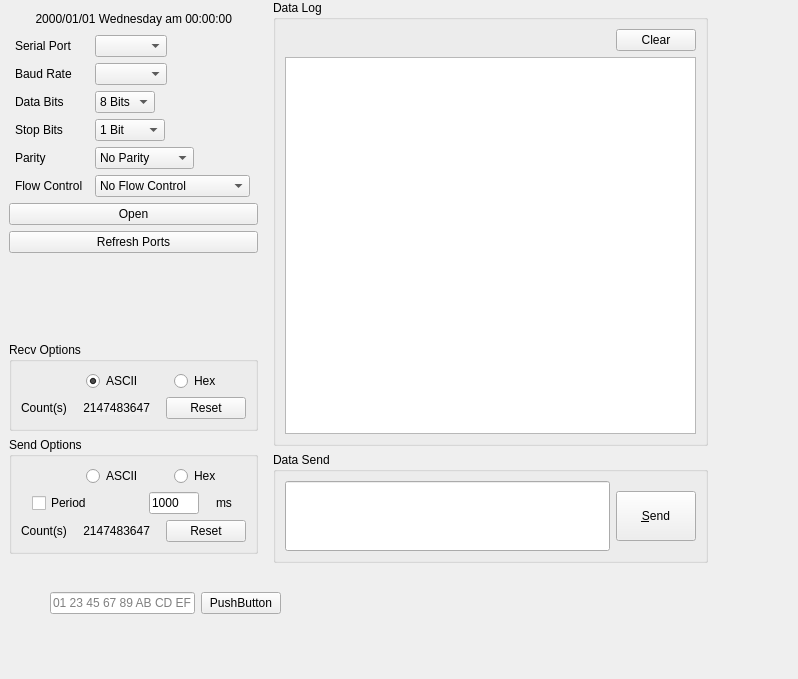
This is widget.ui in CL-Chiou/comPort as Qt 5 draws it before an edit. The edited form follows.
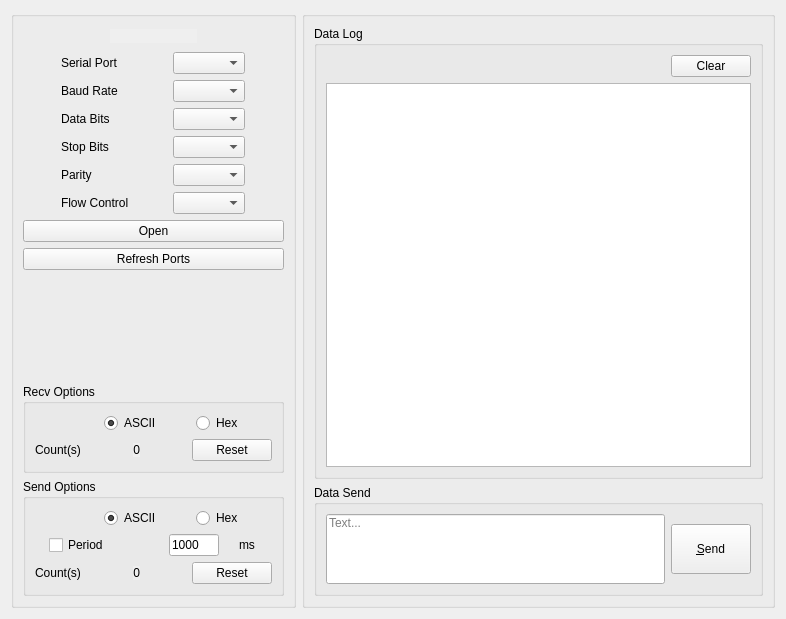
This is the edited form.

```diff
--- a/widget.ui
+++ b/widget.ui
@@ -6,8 +6,8 @@
    <rect>
     <x>0</x>
     <y>0</y>
-    <width>798</width>
-    <height>679</height>
+    <width>786</width>
+    <height>619</height>
    </rect>
   </property>
   <property name="sizePolicy">
@@ -18,35 +18,26 @@
   </property>
   <property name="minimumSize">
    <size>
-    <width>617</width>
+    <width>786</width>
     <height>619</height>
    </size>
   </property>
   <property name="windowTitle">
    <string>Widget</string>
   </property>
-  <widget class="QWidget" name="layoutWidget">
-   <property name="geometry">
-    <rect>
-     <x>0</x>
-     <y>0</y>
-     <width>708</width>
-     <height>563</height>
-    </rect>
-   </property>
+  <layout class="QGridLayout" name="gridLayout_8">
+   <item row="0" column="0">
    <layout class="QHBoxLayout" name="horizontalLayout_3">
     <item>
-     <widget class="QWidget" name="widget" native="true">
+      <widget class="QGroupBox" name="groupBox_6">
       <property name="maximumSize">
        <size>
-        <width>267</width>
+         <width>285</width>
         <height>16777215</height>
        </size>
       </property>
       <layout class="QGridLayout" name="gridLayout_7">
        <item row="0" column="0">
-        <layout class="QVBoxLayout" name="verticalLayout_3">
-         <item>
           <layout class="QHBoxLayout" name="horizontalLayout_18">
            <item>
             <spacer name="horizontalSpacer_3">
@@ -79,13 +70,13 @@
               <bool>true</bool>
              </property>
              <property name="text">
-              <string>2000/01/01 Wednesday am 00:00:00</string>
+             <string/>
              </property>
              <property name="textFormat">
               <enum>Qt::AutoText</enum>
              </property>
              <property name="alignment">
-              <set>Qt::AlignRight|Qt::AlignTrailing|Qt::AlignVCenter</set>
+             <set>Qt::AlignCenter</set>
              </property>
              <property name="wordWrap">
               <bool>false</bool>
@@ -107,7 +98,7 @@
            </item>
           </layout>
          </item>
-         <item>
+        <item row="1" column="0">
           <layout class="QHBoxLayout" name="horizontalLayout_4">
            <property name="sizeConstraint">
             <enum>QLayout::SetFixedSize</enum>
@@ -243,31 +234,11 @@
                 </sizepolicy>
                </property>
                <property name="currentText">
-                <string>8 Bits</string>
+               <string/>
                </property>
                <property name="currentIndex">
-                <number>3</number>
-               </property>
-               <item>
-                <property name="text">
-                 <string>5 Bits</string>
-                </property>
-               </item>
-               <item>
-                <property name="text">
-                 <string>6 Bits</string>
-                </property>
-               </item>
-               <item>
-                <property name="text">
-                 <string>7 Bits</string>
-                </property>
-               </item>
-               <item>
-                <property name="text">
-                 <string>8 Bits</string>
-                </property>
-               </item>
+               <number>-1</number>
+              </property>
               </widget>
              </item>
              <item>
@@ -279,26 +250,11 @@
                 </sizepolicy>
                </property>
                <property name="currentText">
-                <string>1 Bit</string>
+               <string/>
                </property>
                <property name="currentIndex">
-                <number>0</number>
-               </property>
-               <item>
-                <property name="text">
-                 <string>1 Bit</string>
-                </property>
-               </item>
-               <item>
-                <property name="text">
-                 <string>1.5 Bits</string>
-                </property>
-               </item>
-               <item>
-                <property name="text">
-                 <string>2 Bits</string>
-                </property>
-               </item>
+               <number>-1</number>
+              </property>
               </widget>
              </item>
              <item>
@@ -310,36 +266,11 @@
                 </sizepolicy>
                </property>
                <property name="currentText">
-                <string>No Parity</string>
+               <string/>
                </property>
                <property name="currentIndex">
-                <number>0</number>
-               </property>
-               <item>
-                <property name="text">
-                 <string>No Parity</string>
-                </property>
-               </item>
-               <item>
-                <property name="text">
-                 <string>Even Parity</string>
-                </property>
-               </item>
-               <item>
-                <property name="text">
-                 <string>Odd Parity</string>
-                </property>
-               </item>
-               <item>
-                <property name="text">
-                 <string>Mark Parity</string>
-                </property>
-               </item>
-               <item>
-                <property name="text">
-                 <string>Space Parity</string>
-                </property>
-               </item>
+               <number>-1</number>
+              </property>
               </widget>
              </item>
              <item>
@@ -351,30 +282,15 @@
                 </sizepolicy>
                </property>
                <property name="currentText">
-                <string>No Flow Control</string>
-               </property>
-               <item>
-                <property name="text">
-                 <string>No Flow Control</string>
-                </property>
-               </item>
-               <item>
-                <property name="text">
-                 <string>Hardware Flow Control</string>
-                </property>
-               </item>
-               <item>
-                <property name="text">
-                 <string>Software Flow Control</string>
-                </property>
-               </item>
+               <string/>
+              </property>
               </widget>
              </item>
             </layout>
            </item>
           </layout>
          </item>
-         <item>
+        <item row="2" column="0">
           <layout class="QHBoxLayout" name="horizontalLayout_5">
            <property name="sizeConstraint">
             <enum>QLayout::SetMinimumSize</enum>
@@ -414,7 +330,7 @@
            </item>
           </layout>
          </item>
-         <item>
+        <item row="3" column="0">
           <spacer name="verticalSpacer_3">
            <property name="orientation">
             <enum>Qt::Vertical</enum>
@@ -425,12 +341,12 @@
            <property name="sizeHint" stdset="0">
             <size>
              <width>20</width>
-             <height>0</height>
+            <height>24</height>
             </size>
            </property>
           </spacer>
          </item>
-         <item>
+        <item row="4" column="0">
           <widget class="QGroupBox" name="groupBox_3">
            <property name="title">
             <string>Recv Options</string>
@@ -551,7 +467,7 @@
                    <bool>true</bool>
                   </property>
                   <property name="text">
-                   <string>2147483647</string>
+                  <string>0</string>
                   </property>
                   <property name="textFormat">
                    <enum>Qt::AutoText</enum>
@@ -597,7 +513,7 @@
            </layout>
           </widget>
          </item>
-         <item>
+        <item row="5" column="0">
           <widget class="QGroupBox" name="groupBox_4">
            <property name="title">
             <string>Send Options</string>
@@ -647,8 +563,11 @@
                    <string>ASCII</string>
                   </property>
                   <property name="checked">
-                   <bool>false</bool>
-                  </property>
+                  <bool>true</bool>
+                 </property>
+                 <attribute name="buttonGroup">
+                  <string notr="true">sendOptionsButtonGroup</string>
+                 </attribute>
                  </widget>
                 </item>
                 <item>
@@ -780,7 +699,7 @@
                    <bool>true</bool>
                   </property>
                   <property name="text">
-                   <string>2147483647</string>
+                  <string>0</string>
                   </property>
                   <property name="textFormat">
                    <enum>Qt::AutoText</enum>
@@ -827,13 +746,20 @@
           </widget>
          </item>
         </layout>
-       </item>
-      </layout>
      </widget>
     </item>
     <item>
-     <layout class="QVBoxLayout" name="verticalLayout_2">
-      <item>
+      <widget class="QGroupBox" name="groupBox_5">
+       <property name="minimumSize">
+        <size>
+         <width>470</width>
+         <height>0</height>
+        </size>
+       </property>
+       <layout class="QGridLayout" name="gridLayout_6">
+        <item row="0" column="0">
+         <layout class="QGridLayout" name="gridLayout_5">
+          <item row="0" column="0">
        <widget class="QGroupBox" name="groupBox_2">
         <property name="title">
          <string>Data Log</string>
@@ -873,12 +799,6 @@
                <height>0</height>
               </size>
              </property>
-             <property name="maximumSize">
-              <size>
-               <width>16777215</width>
-               <height>16777215</height>
-              </size>
-             </property>
             </widget>
            </item>
           </layout>
@@ -886,7 +806,7 @@
         </layout>
        </widget>
       </item>
-      <item>
+          <item row="1" column="0">
        <widget class="QGroupBox" name="groupBox">
         <property name="enabled">
          <bool>true</bool>
@@ -929,6 +849,9 @@
              <property name="alignment">
               <set>Qt::AlignLeading|Qt::AlignLeft|Qt::AlignTop</set>
              </property>
+                 <property name="placeholderText">
+                  <string>Text...</string>
+                 </property>
             </widget>
            </item>
            <item>
@@ -959,32 +882,10 @@
     </item>
    </layout>
   </widget>
-  <widget class="QWidget" name="">
-   <property name="geometry">
-    <rect>
-     <x>50</x>
-     <y>590</y>
-     <width>231</width>
-     <height>26</height>
-    </rect>
-   </property>
-   <layout class="QHBoxLayout" name="horizontalLayout_11">
-    <item>
-     <widget class="QLineEdit" name="payloadEdit">
-      <property name="placeholderText">
-       <string>01 23 45 67 89 AB CD EF</string>
-      </property>
-     </widget>
-    </item>
-    <item>
-     <widget class="QPushButton" name="pushButton">
-      <property name="text">
-       <string>PushButton</string>
-      </property>
-     </widget>
-    </item>
-   </layout>
-  </widget>
+     </item>
+    </layout>
+   </item>
+  </layout>
  </widget>
  <tabstops>
   <tabstop>flowcontrolBox</tabstop>
```
Left out of the diff: 61 changed lines with no effect on the pictures. Lines whose indentation alone changed are shown as unchanged.
